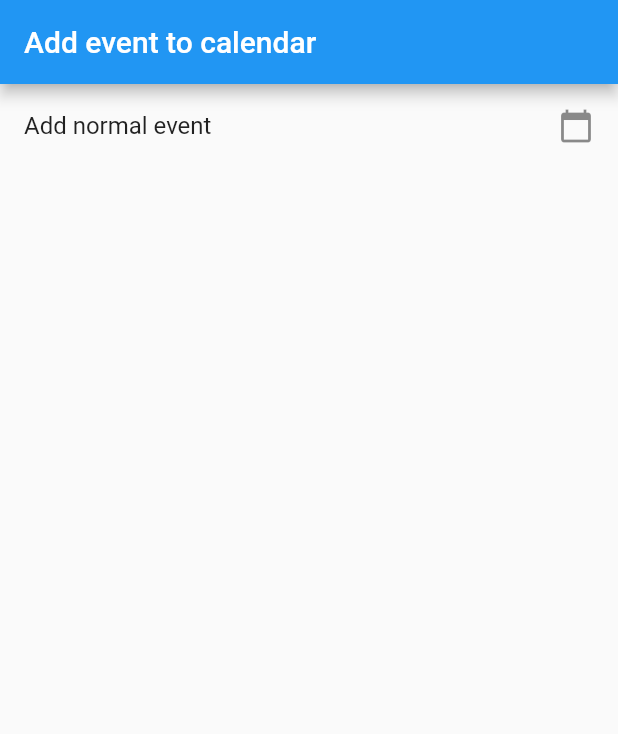
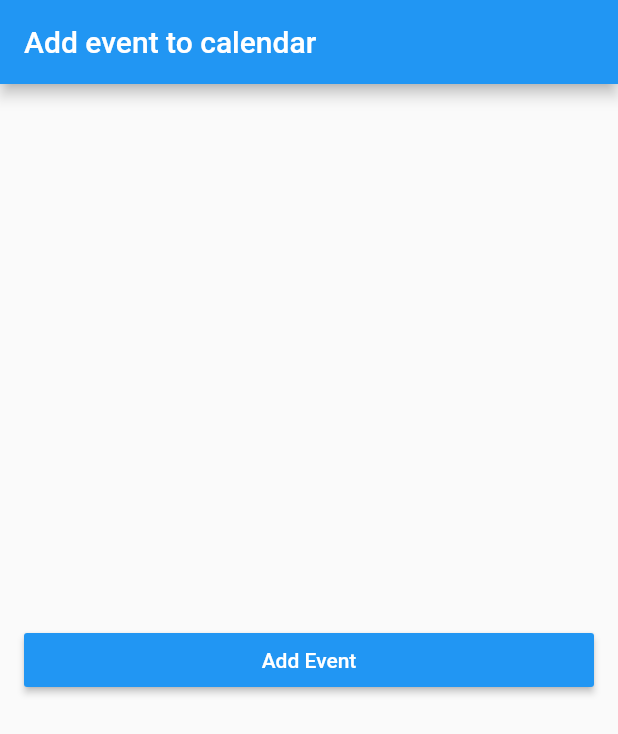
Before and after one commit to Sefen97/add_calendar, a Flutter app: the screen it shows after launch, on a phone screen of 412 x 824 dp. Shown: the top 734 px of the screen. Run offline on Flutter 3.47's test engine with Material 2 defaults, Android fonts, the light colour scheme and no system bars; our stand-ins replace permission_handler; missing offline and left inert: add_2_calendar.

Commit message:
handle design

```diff
--- a/lib/main.dart
+++ b/lib/main.dart
@@ -14,12 +14,34 @@ class MyApp extends StatelessWidget {
           appBar: AppBar(
             title: const Text('Add event to calendar '),
           ),
-        body: ListView(
+          body: Padding(
+            padding: const EdgeInsets.symmetric(horizontal: 16),
+            child: Column(
+              mainAxisAlignment: MainAxisAlignment.center,
+              crossAxisAlignment: CrossAxisAlignment.center,
               children: [
-            ListTile(
-              title: const Text('Add normal event'),
-              trailing: const Icon(Icons.calendar_today),
-              onTap: () async {
+                Center(
+                  child: Row(
+                    children: [
+                      Expanded(
+                        child: MaterialButton(
+                            color: Colors.blue,
+                            onPressed: () => _addEvent(context),
+                            child: const Text(
+                              "Add Event",
+                              style: TextStyle(color: Colors.white),
+                            )),
+                      ),
+                    ],
+                  ),
+                )
+              ],
+            ),
+          )),
+    );
+  }
+
+  void _addEvent(BuildContext context) async {
     final status = await Permission.calendar.request();
     if (status.isGranted) {
       final event = Event(
@@ -54,12 +76,6 @@ class MyApp extends StatelessWidget {
             openAppSettings();
           });
     }
-              },
-            ),
-          ],
-        ),
-      ),
-    );
   }
 
   Future<void> _dialogMessage(
```
Lines whose indentation alone changed are shown as unchanged.
